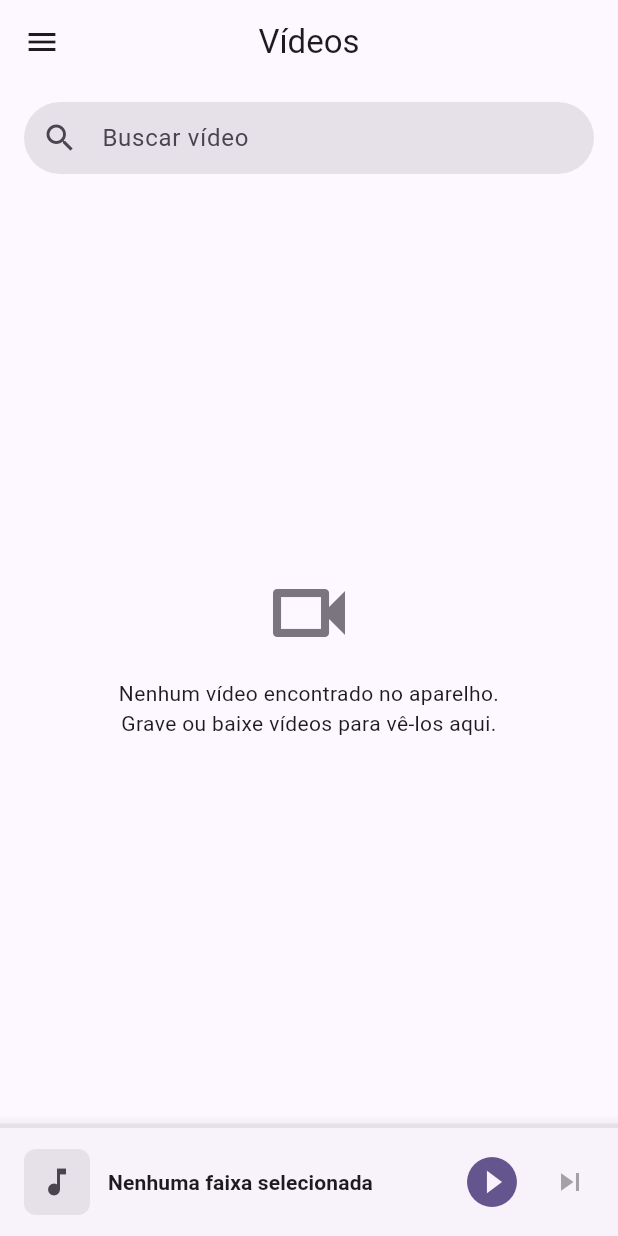
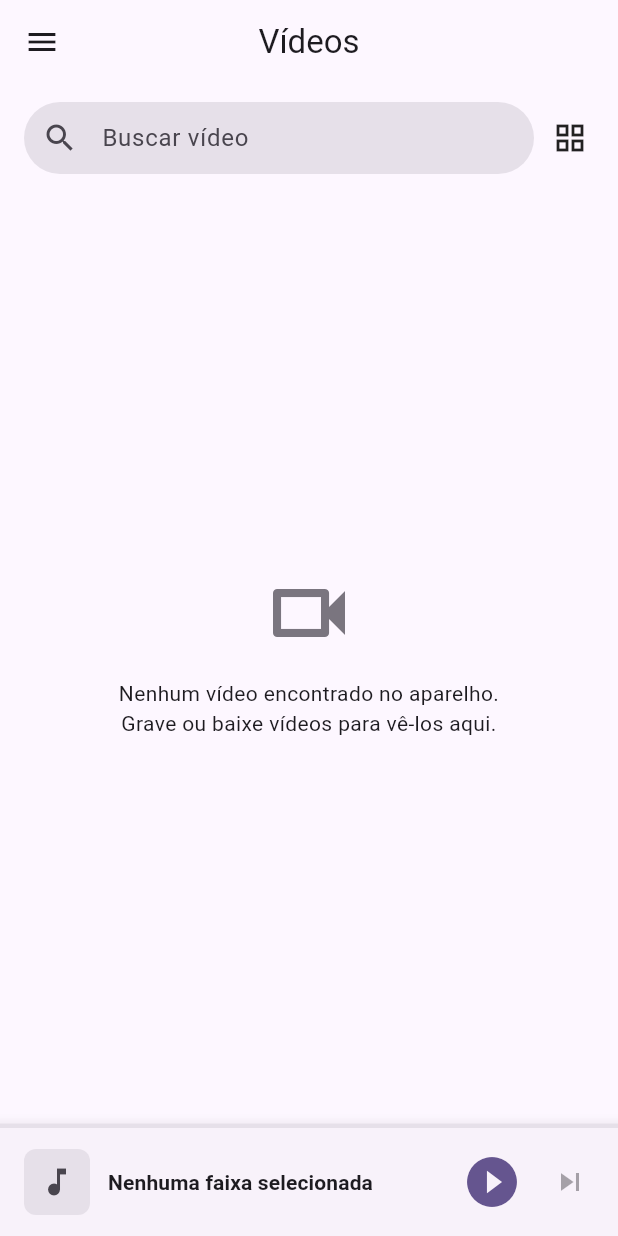
Before and after one commit to gpwebsolution/audify, a Flutter app: the screen it shows after launch, in the side drawer, after a tap on "Vídeos", on a phone screen of 412 x 824 dp. Run offline on Flutter 3.47's test engine with Material 3 defaults, Android fonts, the phone set to English and light mode, and no system bars; our stand-ins replace audio_service, audioplayers, file_picker, on_audio_query, open_filex, package_info_plus and 5 more; missing offline and left inert: audio_session, exif, syncfusion_flutter_pdfviewer; accounts and stored records are empty; statements that could not run were skipped.

Commit message:
feat(media): zoom da grade de 2 a 10 itens por linha em Galeria e Vídeos
As duas abas tinham contagem fixa (3 fotos, 2 vídeos). Agora há um botão de zoom
que escolhe de 2 a 10, persistido em SharedPreferences.

O número escolhido é um TETO, não uma garantia: effectiveColumns reduz pela
largura da tela para o tile nunca ficar abaixo de 56dp. Sem isso, 10 colunas num
celular de 360dp dariam thumbnails de 36dp — ilegíveis. Quando o limite reduz a
escolha, o botão muda de cor e mostra o número efetivo, para o usuário não pedir
10 e ver 6 sem explicação.

Vídeos também ajustam a proporção do tile acima de 5 colunas (0.78 -> 0.66): a
miniatura 16:9 encolhe e o texto precisava de mais altura.

```diff
--- a/lib/providers/settings_provider.dart
+++ b/lib/providers/settings_provider.dart
@@ -8,16 +8,77 @@ import 'package:shared_preferences/shared_preferences.dart';
 class SettingsProvider extends ChangeNotifier {
   static const String _themeKey = 'theme_mode';
   static const String _resumeKey = 'resume_playback';
+  static const String _galleryColumnsKey = 'gallery_columns';
+  static const String _videoColumnsKey = 'video_columns';
+
+  /// Limite de colunas escolhido pelo usuário (zoom da grade).
+  ///
+  /// O número efetivo é calculado por [gridColumns] a partir da largura da
+  /// tela: 10 colunas cabem num tablet, mas num celular de 360dp dariam
+  /// thumbnails de 36dp — ilegíveis. Ver [GridColumns.of].
+  static const int minColumns = 2;
+  static const int maxColumns = 10;
+
+  /// Largura mínima de um tile, para a grade nunca ficar ilegível.
+  static const double minTileWidth = 56;
 
   ThemeMode _themeMode = ThemeMode.system;
 
   /// "Continuar de onde parou": ao abrir o app, restaura a última faixa
   /// e posição (pausada) tocadas na sessão anterior.
   bool _resumePlayback = true;
+  int _galleryColumns = 3;
+  int _videoColumns = 2;
   bool _isDisposed = false;
 
   ThemeMode get themeMode => _themeMode;
   bool get resumePlayback => _resumePlayback;
+
+  /// Colunas desejadas na Galeria (zoom do usuário).
+  int get galleryColumns => _galleryColumns;
+
+  /// Colunas desejadas em Vídeos (zoom do usuário).
+  int get videoColumns => _videoColumns;
+
+  /// Colunas EFETIVAS para uma largura de tela.
+  ///
+  /// O valor do usuário é o teto, não a GARANTIA: num aparelho estreito,
+  /// 10 colunas dariam thumbnails minúsculos, então o cálculo reduz até o tile
+  /// ter [minTileWidth]. Nunca fica abaixo de [minColumns], para a grade não
+  /// virar uma faixa.
+  int effectiveColumns(int desired, double availableWidth) {
+    final int clamped = desired.clamp(minColumns, maxColumns);
+    final int fits = (availableWidth / minTileWidth).floor();
+    return clamped < fits ? clamped : (fits < minColumns ? minColumns : fits);
+  }
+
+  Future<void> setGalleryColumns(int value) =>
+      _setColumns(value, _galleryColumns, _galleryColumnsKey, (int v) {
+        _galleryColumns = v;
+      });
+
+  Future<void> setVideoColumns(int value) =>
+      _setColumns(value, _videoColumns, _videoColumnsKey, (int v) {
+        _videoColumns = v;
+      });
+
+  Future<void> _setColumns(
+    int value,
+    int current,
+    String key,
+    void Function(int) apply,
+  ) async {
+    final int clamped = value.clamp(minColumns, maxColumns);
+    if (clamped == current) return;
+    apply(clamped);
+    _notify();
+    try {
+      final SharedPreferences prefs = await SharedPreferences.getInstance();
+      await prefs.setInt(key, clamped);
+    } catch (e) {
+      // Falha de escrita não quebra a sessão atual.
+    }
+  }
 
   /// Carrega as preferências salvas (chamado uma vez no boot).
   Future<void> load() async {
@@ -30,6 +91,14 @@ class SettingsProvider extends ChangeNotifier {
         _ => ThemeMode.system,
       };
       _resumePlayback = prefs.getBool(_resumeKey) ?? true;
+      _galleryColumns = (prefs.getInt(_galleryColumnsKey) ?? 3).clamp(
+        minColumns,
+        maxColumns,
+      );
+      _videoColumns = (prefs.getInt(_videoColumnsKey) ?? 2).clamp(
+        minColumns,
+        maxColumns,
+      );
       _notify();
     } catch (e) {
       // Sem persistência disponível: mantém o padrão (system).
@@ -42,14 +111,11 @@ class SettingsProvider extends ChangeNotifier {
     _notify();
     try {
       final SharedPreferences prefs = await SharedPreferences.getInstance();
-      await prefs.setString(
-        _themeKey,
-        switch (mode) {
-          ThemeMode.light => 'light',
-          ThemeMode.dark => 'dark',
-          ThemeMode.system => 'system',
-        },
-      );
+      await prefs.setString(_themeKey, switch (mode) {
+        ThemeMode.light => 'light',
+        ThemeMode.dark => 'dark',
+        ThemeMode.system => 'system',
+      });
     } catch (e) {
       // Falha de escrita não quebra a sessão atual.
     }
--- a/lib/screens/gallery_screen.dart
+++ b/lib/screens/gallery_screen.dart
@@ -8,9 +8,11 @@ import '../models/gallery_image_model.dart';
 import '../models/image_album.dart';
 import '../models/media_ref.dart';
 import '../providers/gallery_provider.dart';
+import '../providers/settings_provider.dart';
 import '../services/gallery_query_service.dart';
 import '../utils/motion.dart';
 import '../widgets/exif_sheet.dart';
+import '../widgets/grid_zoom.dart';
 import '../widgets/media_actions.dart';
 import '../widgets/media_details_sheet.dart';
 import '../widgets/selection_bar.dart';
@@ -28,6 +30,13 @@ class _GalleryScreenState extends State<GalleryScreen>
     with MediaSelection<int> {
   final TextEditingController _searchController = TextEditingController();
 
+  /// Padding da grade (mesmo valor passado ao [ResponsiveMediaGrid]).
+  static const EdgeInsets _gridPadding = EdgeInsets.all(4);
+
+  /// Colunas que ficaram de fato (o pedido do usuário pode ser reduzido pela
+  /// largura da tela). Exibido no botão de zoom para não haver surpresa.
+  int _effectiveColumns = 3;
+
   @override
   void dispose() {
     _searchController.dispose();
@@ -37,40 +46,36 @@ class _GalleryScreenState extends State<GalleryScreen>
   @override
   Widget build(BuildContext context) {
     final GalleryProvider provider = context.watch<GalleryProvider>();
+    final SettingsProvider settings = context.watch<SettingsProvider>();
+    // Largura útil da grade = tela menos o padding lateral da grade.
+    final double available =
+        MediaQuery.sizeOf(context).width - _gridPadding.horizontal;
+    // O número pedido pelo usuário é um TETO: numa tela estreita, reduzir
+    // ainda evita thumbnails de 36dp (ilegíveis).
+    final int effective = settings.effectiveColumns(
+      settings.galleryColumns,
+      available,
+    );
+    _effectiveColumns = effective;
 
     return Column(
       children: [
-        // ---- Busca ----
+        // ---- Busca + zoom da grade ----
         Padding(
-          padding: const EdgeInsets.fromLTRB(16, 12, 16, 4),
-          child: TextField(
-            controller: _searchController,
-            onChanged: (String value) {
-              provider.setSearchQuery(value);
-              if (isSelectionMode) clearSelection();
-            },
-            decoration: InputDecoration(
-              hintText: 'Buscar foto',
-              prefixIcon: const Icon(Icons.search),
-              suffixIcon: provider.searchQuery.isEmpty
-                  ? null
-                  : IconButton(
-                      tooltip: 'Limpar busca',
-                      icon: const Icon(Icons.clear),
-                      onPressed: () {
-                        _searchController.clear();
-                        provider.setSearchQuery('');
-                      },
-                    ),
-              border: OutlineInputBorder(
-                borderRadius: BorderRadius.circular(28),
-                borderSide: BorderSide.none,
+          padding: const EdgeInsets.fromLTRB(16, 12, 8, 4),
+          child: Row(
+            children: <Widget>[
+              Expanded(child: _searchField(provider)),
+              GridZoomButton(
+                label: 'Fotos',
+                columns: settings.galleryColumns,
+                effectiveColumns: _effectiveColumns,
+                onChanged: settings.setGalleryColumns,
               ),
-              filled: true,
-              contentPadding: EdgeInsets.zero,
-            ),
+            ],
           ),
         ),
+
         // ---- Barra de ações em lote (modo seleção) ----
         AnimatedToolbarSwap(
           value: isSelectionMode,
@@ -94,6 +99,39 @@ class _GalleryScreenState extends State<GalleryScreen>
 
         Expanded(child: _buildBody(context, provider)),
       ],
+    );
+  }
+
+  /// Campo de busca da Galeria.
+  Widget _searchField(GalleryProvider provider) {
+    return TextField(
+      controller: _searchController,
+      onChanged: (String value) {
+        provider.setSearchQuery(value);
+        // O universo de itens mudou: manter a marcação deixaria a barra
+        // anunciando N com o lote agindo sobre menos itens.
+        if (isSelectionMode) clearSelection();
+      },
+      decoration: InputDecoration(
+        hintText: 'Buscar foto',
+        prefixIcon: const Icon(Icons.search),
+        suffixIcon: provider.searchQuery.isEmpty
+            ? null
+            : IconButton(
+                tooltip: 'Limpar busca',
+                icon: const Icon(Icons.clear),
+                onPressed: () {
+                  _searchController.clear();
+                  provider.setSearchQuery('');
+                },
+              ),
+        border: OutlineInputBorder(
+          borderRadius: BorderRadius.circular(28),
+          borderSide: BorderSide.none,
+        ),
+        filled: true,
+        contentPadding: EdgeInsets.zero,
+      ),
     );
   }
 
@@ -147,7 +185,7 @@ class _GalleryScreenState extends State<GalleryScreen>
       );
     }
 
-    // Grade 3 colunas: densidade de fotos (padrão de galerias).
+    // Grade com densidade ajustável (zoom). Fotos: tiles quase quadrados.
     return NotificationListener<ScrollNotification>(
       // Scroll infinito: carrega a próxima página ao chegar perto do fim.
       onNotification: (notification) {
@@ -157,9 +195,9 @@ class _GalleryScreenState extends State<GalleryScreen>
         return false;
       },
       child: GridView.builder(
-        padding: const EdgeInsets.all(4),
-        gridDelegate: const SliverGridDelegateWithFixedCrossAxisCount(
-          crossAxisCount: 3,
+        padding: _gridPadding,
+        gridDelegate: SliverGridDelegateWithFixedCrossAxisCount(
+          crossAxisCount: _effectiveColumns,
           mainAxisSpacing: 4,
           crossAxisSpacing: 4,
         ),
--- a/lib/screens/videos_screen.dart
+++ b/lib/screens/videos_screen.dart
@@ -6,11 +6,13 @@ import 'package:provider/provider.dart';
 import '../models/media_ref.dart';
 import '../models/video_model.dart';
 import '../providers/playlist_provider.dart';
+import '../providers/settings_provider.dart';
 import '../providers/video_provider.dart';
 import '../services/video_query_service.dart';
 import '../utils/format.dart';
 import '../utils/motion.dart';
 import '../widgets/media_actions.dart';
+import '../widgets/grid_zoom.dart';
 import '../widgets/media_details_sheet.dart';
 import '../widgets/selection_bar.dart';
 import 'video_player_screen.dart';
@@ -66,6 +68,11 @@ class VideosScreen extends StatefulWidget {
 class _VideosScreenState extends State<VideosScreen> with MediaSelection<int> {
   final TextEditingController _searchController = TextEditingController();
 
+  /// Padding da grade. Usado tanto no GridView quanto no cálculo das colunas
+  /// efetivas — se divergirem, o usuário pede 6 e a tela mostra 6 colunas
+  /// apertadas contra a borda.
+  static const EdgeInsets _gridPadding = EdgeInsets.all(12);
+
   @override
   void notifyChanged() => setState(() {});
 
@@ -75,19 +82,14 @@ class _VideosScreenState extends State<VideosScreen> with MediaSelection<int> {
     super.dispose();
   }
 
-  @override
-  Widget build(BuildContext context) {
-    final VideoProvider provider = context.watch<VideoProvider>();
-
-    return Column(
-      children: [
-        // ---- Busca ----
-        Padding(
-          padding: const EdgeInsets.fromLTRB(16, 12, 16, 4),
-          child: TextField(
+  /// Campo de busca da aba de Vídeos.
+  Widget _searchField(VideoProvider provider) {
+    return TextField(
       controller: _searchController,
       onChanged: (String value) {
         provider.setSearchQuery(value);
+        // O universo mudou: manter a marcação faria a barra prometer N e o
+        // SO agir sobre menos.
         if (isSelectionMode) clearSelection();
       },
       decoration: InputDecoration(
@@ -110,6 +112,37 @@ class _VideosScreenState extends State<VideosScreen> with MediaSelection<int> {
         filled: true,
         contentPadding: EdgeInsets.zero,
       ),
+    );
+  }
+
+  @override
+  Widget build(BuildContext context) {
+    final VideoProvider provider = context.watch<VideoProvider>();
+    final SettingsProvider settings = context.watch<SettingsProvider>();
+    // Mostrado no botão de zoom: o número efetivo, para o usuário ver que
+    // pediu 10 e a tela comportou 6.
+    final double available =
+        MediaQuery.sizeOf(context).width - _gridPadding.horizontal;
+    final int effective = settings.effectiveColumns(
+      settings.videoColumns,
+      available,
+    );
+
+    return Column(
+      children: [
+        // ---- Busca + zoom da grade ----
+        Padding(
+          padding: const EdgeInsets.fromLTRB(16, 12, 8, 4),
+          child: Row(
+            children: <Widget>[
+              Expanded(child: _searchField(provider)),
+              GridZoomButton(
+                label: 'Vídeos',
+                columns: settings.videoColumns,
+                effectiveColumns: effective,
+                onChanged: settings.setVideoColumns,
+              ),
+            ],
           ),
         ),
         // ---- Barra de ações em lote (modo seleção) ----
@@ -147,6 +180,16 @@ class _VideosScreenState extends State<VideosScreen> with MediaSelection<int> {
   }
 
   Widget _buildBody(BuildContext context, VideoProvider provider) {
+    // Recalculado aqui porque _buildBody é chamado do build, mas é um método
+    // separado: ler direto da SettingsProvider evita depender de o campo
+    // mutável estar sincronizado.
+    final SettingsProvider settings = context.watch<SettingsProvider>();
+    final double available =
+        MediaQuery.sizeOf(context).width - _gridPadding.horizontal;
+    final int columns = settings.effectiveColumns(
+      settings.videoColumns,
+      available,
+    );
     if (!VideoQueryService.isSupported) {
       return const _EmptyState(
         icon: Icons.videocam_off_outlined,
@@ -176,12 +219,14 @@ class _VideosScreenState extends State<VideosScreen> with MediaSelection<int> {
 
     // Grade 2 colunas: miniatura grande + metadados (uso de tela eficiente).
     return GridView.builder(
-      padding: const EdgeInsets.all(12),
-      gridDelegate: const SliverGridDelegateWithFixedCrossAxisCount(
-        crossAxisCount: 2,
+      padding: _gridPadding,
+      gridDelegate: SliverGridDelegateWithFixedCrossAxisCount(
+        crossAxisCount: columns,
         mainAxisSpacing: 12,
         crossAxisSpacing: 12,
-        childAspectRatio: 0.78,
+        // Com mais colunas o tile fica mais baixo proporcionalmente: a
+        // miniatura 16:9 encolhe, mas o texto continua cabendo em 2 linhas.
+        childAspectRatio: columns >= 5 ? 0.66 : 0.78,
       ),
       itemCount: provider.visibleVideos.length,
       itemBuilder: (context, index) {
```
Also changed, not shown: lib/widgets/grid_zoom.dart (added, +194 -0 lines). Lines whose indentation alone changed are shown as unchanged.
